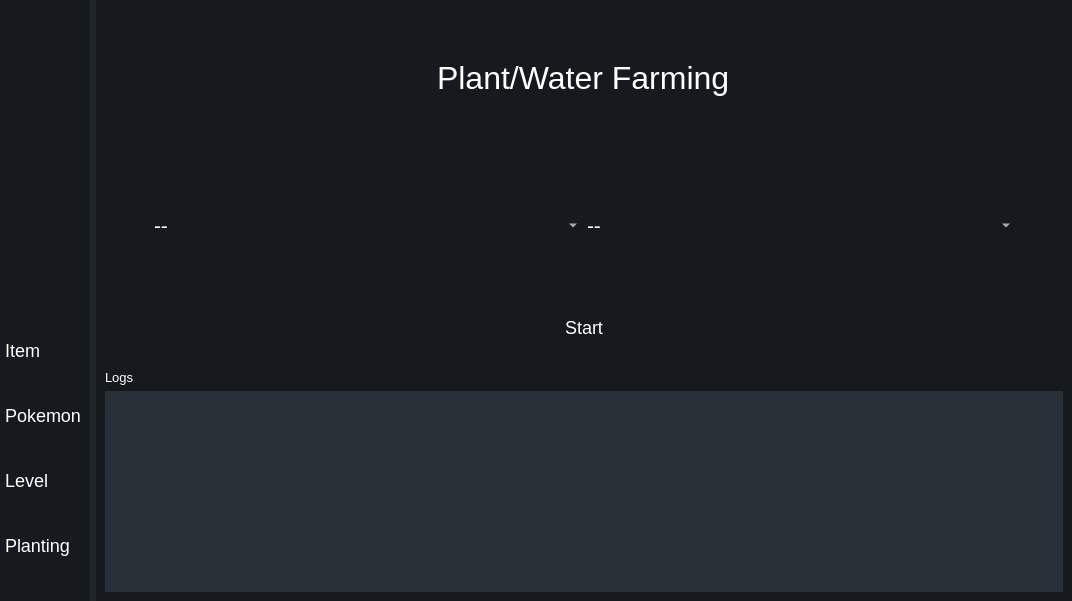
This is DO NOT RUN/plant.ui in T3tsuo/PokemonUI as Qt 5 draws it before an edit. The edited form follows.
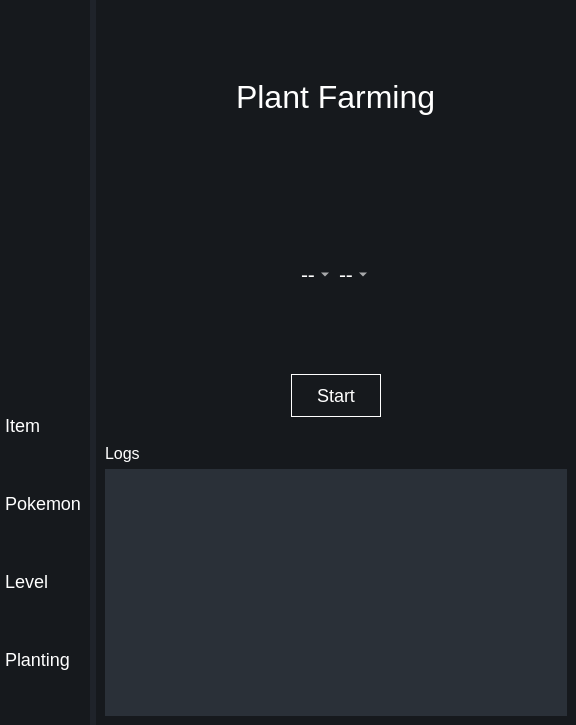
This is the edited form. Icons and pictures are not drawn.

Commit message: Change ui list to dictionary, added plant script

What changed in the file:
```diff
--- a/DO NOT RUN/plant.ui
+++ b/DO NOT RUN/plant.ui
@@ -6,8 +6,8 @@
    <rect>
     <x>0</x>
     <y>0</y>
-    <width>1072</width>
-    <height>601</height>
+    <width>576</width>
+    <height>725</height>
    </rect>
   </property>
   <property name="font">
@@ -220,7 +220,7 @@
                 </font>
                </property>
                <property name="text">
-                <string>Plant/Water Farming</string>
+                <string>Plant Farming</string>
                </property>
               </widget>
              </item>
@@ -240,7 +240,7 @@
             </property>
            </spacer>
           </item>
-          <item>
+          <item alignment="Qt::AlignHCenter">
            <widget class="QWidget" name="subconfigitem" native="true">
             <property name="sizePolicy">
              <sizepolicy hsizetype="Preferred" vsizetype="Preferred">
@@ -249,22 +249,6 @@
              </sizepolicy>
             </property>
             <layout class="QHBoxLayout" name="horizontalLayout_2">
-             <item>
-              <spacer name="horizontalSpacer">
-               <property name="orientation">
-                <enum>Qt::Horizontal</enum>
-               </property>
-               <property name="sizeType">
-                <enum>QSizePolicy::Preferred</enum>
-               </property>
-               <property name="sizeHint" stdset="0">
-                <size>
-                 <width>40</width>
-                 <height>20</height>
-                </size>
-               </property>
-              </spacer>
-             </item>
              <item>
               <widget class="QComboBox" name="placeCombo">
                <property name="font">
@@ -299,22 +283,6 @@
                </item>
               </widget>
              </item>
-             <item>
-              <spacer name="horizontalSpacer_2">
-               <property name="orientation">
-                <enum>Qt::Horizontal</enum>
-               </property>
-               <property name="sizeType">
-                <enum>QSizePolicy::Preferred</enum>
-               </property>
-               <property name="sizeHint" stdset="0">
-                <size>
-                 <width>40</width>
-                 <height>20</height>
-                </size>
-               </property>
-              </spacer>
-             </item>
             </layout>
            </widget>
           </item>
@@ -360,7 +328,7 @@
                 </font>
                </property>
                <property name="styleSheet">
-                <string notr="true"/>
+                <string notr="true">padding: 10px 25px 10px 25px; border: 1px solid white;</string>
                </property>
                <property name="text">
                 <string>Start</string>
@@ -386,7 +354,7 @@
            <widget class="QLabel" name="label">
             <property name="font">
              <font>
-              <pointsize>10</pointsize>
+              <pointsize>12</pointsize>
              </font>
             </property>
             <property name="text">
@@ -416,13 +384,34 @@
               <rect>
                <x>0</x>
                <y>0</y>
-               <width>954</width>
-               <height>190</height>
+               <width>458</width>
+               <height>237</height>
               </rect>
              </property>
              <property name="styleSheet">
               <string notr="true"/>
              </property>
+             <layout class="QVBoxLayout" name="verticalLayout_8">
+              <property name="leftMargin">
+               <number>0</number>
+              </property>
+              <property name="topMargin">
+               <number>0</number>
+              </property>
+              <property name="rightMargin">
+               <number>0</number>
+              </property>
+              <property name="bottomMargin">
+               <number>0</number>
+              </property>
+              <item>
+               <widget class="QLabel" name="logLabel">
+                <property name="text">
+                 <string/>
+                </property>
+               </widget>
+              </item>
+             </layout>
             </widget>
            </widget>
           </item>
```
Left out of the diff: 4 changed lines with no effect on the pictures. The commit also changes 6 other files.
